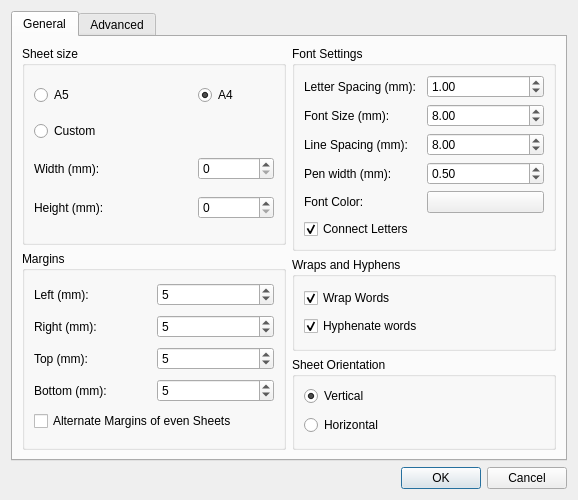
First picture: the form in preferencesdialog.ui, repository aizenbit/Scribbler, before the edit.
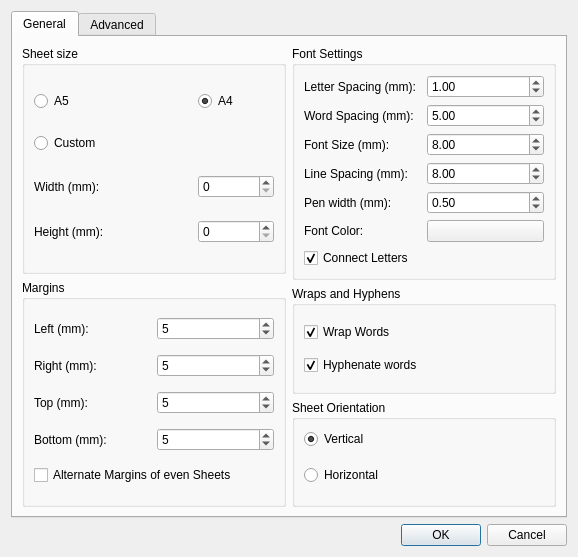
Second picture: the form after the edit.

Commit message: added setting of word spacing; lastLetter removed

Patch:
```diff
--- a/preferencesdialog.ui
+++ b/preferencesdialog.ui
@@ -7,7 +7,7 @@
     <x>0</x>
     <y>0</y>
     <width>578</width>
-    <height>500</height>
+    <height>557</height>
    </rect>
   </property>
   <property name="windowTitle">
@@ -178,7 +178,7 @@
             <string>Font Settings</string>
            </property>
            <layout class="QGridLayout" name="gridLayout_3">
-            <item row="2" column="1">
+            <item row="3" column="1">
              <widget class="QDoubleSpinBox" name="lineSpacingSpinBox">
               <property name="minimum">
                <double>-99.000000000000000</double>
@@ -188,14 +188,14 @@
               </property>
              </widget>
             </item>
-            <item row="2" column="0">
+            <item row="3" column="0">
              <widget class="QLabel" name="label_10">
               <property name="text">
                <string>Line Spacing (mm):</string>
               </property>
              </widget>
             </item>
-            <item row="1" column="1">
+            <item row="2" column="1">
              <widget class="QDoubleSpinBox" name="fontSizeSpinBox">
               <property name="minimum">
                <double>2.000000000000000</double>
@@ -208,20 +208,30 @@
               </property>
              </widget>
             </item>
-            <item row="0" column="0">
-             <widget class="QLabel" name="label_2">
-              <property name="text">
-               <string>Letter Spacing (mm):</string>
-              </property>
-             </widget>
-            </item>
-            <item row="4" column="1">
+            <item row="5" column="1">
              <widget class="QPushButton" name="colorButton">
               <property name="text">
                <string/>
               </property>
              </widget>
             </item>
+            <item row="0" column="0">
+             <widget class="QLabel" name="label_2">
+              <property name="text">
+               <string>Letter Spacing (mm):</string>
+              </property>
+             </widget>
+            </item>
+            <item row="6" column="0">
+             <widget class="QCheckBox" name="connectLettersCheckBox">
+              <property name="text">
+               <string>Connect Letters</string>
+              </property>
+              <property name="checked">
+               <bool>true</bool>
+              </property>
+             </widget>
+            </item>
             <item row="0" column="1">
              <widget class="QDoubleSpinBox" name="letterSpacingSpinBox">
               <property name="minimum">
@@ -235,31 +245,7 @@
               </property>
              </widget>
             </item>
-            <item row="5" column="0">
-             <widget class="QCheckBox" name="connectLettersCheckBox">
-              <property name="text">
-               <string>Connect Letters</string>
-              </property>
-              <property name="checked">
-               <bool>true</bool>
-              </property>
-             </widget>
-            </item>
-            <item row="3" column="0">
-             <widget class="QLabel" name="label_12">
-              <property name="text">
-               <string>Pen width (mm):</string>
-              </property>
-             </widget>
-            </item>
-            <item row="1" column="0">
-             <widget class="QLabel" name="label_3">
-              <property name="text">
-               <string>Font Size (mm):</string>
-              </property>
-             </widget>
-            </item>
-            <item row="3" column="1">
+            <item row="4" column="1">
              <widget class="QDoubleSpinBox" name="penWidthSpinBox">
               <property name="singleStep">
                <double>0.100000000000000</double>
@@ -270,12 +256,43 @@
              </widget>
             </item>
             <item row="4" column="0">
+             <widget class="QLabel" name="label_12">
+              <property name="text">
+               <string>Pen width (mm):</string>
+              </property>
+             </widget>
+            </item>
+            <item row="2" column="0">
+             <widget class="QLabel" name="label_3">
+              <property name="text">
+               <string>Font Size (mm):</string>
+              </property>
+             </widget>
+            </item>
+            <item row="5" column="0">
              <widget class="QLabel" name="label_14">
               <property name="text">
                <string>Font Color:</string>
               </property>
              </widget>
             </item>
+            <item row="1" column="0">
+             <widget class="QLabel" name="label_15">
+              <property name="text">
+               <string>Word Spacing (mm):</string>
+              </property>
+             </widget>
+            </item>
+            <item row="1" column="1">
+             <widget class="QDoubleSpinBox" name="wordSpacingSpinBox">
+              <property name="minimum">
+               <double>-99.000000000000000</double>
+              </property>
+              <property name="value">
+               <double>5.000000000000000</double>
+              </property>
+             </widget>
+            </item>
            </layout>
           </widget>
          </item>
```
The commit also changes 3 other files.
